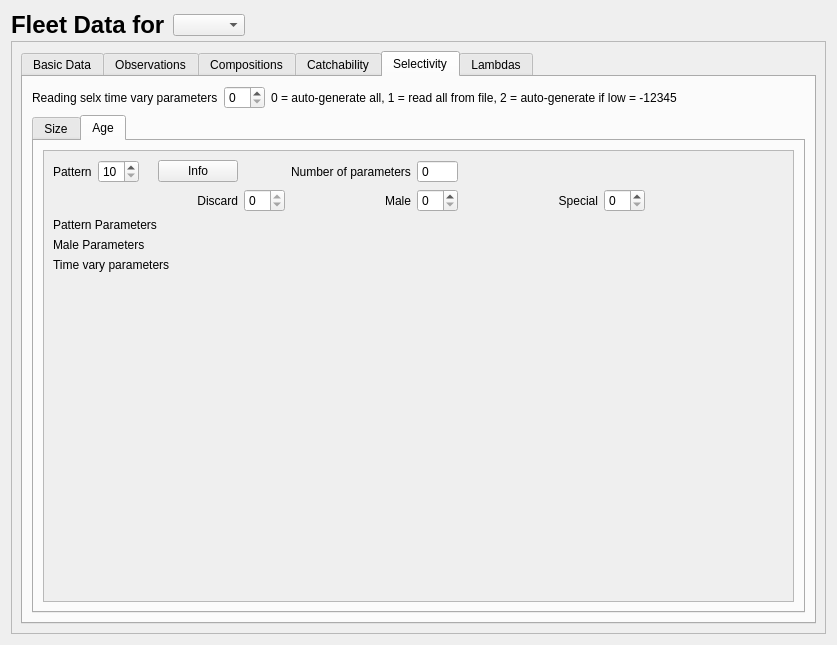
Old version of the form src/fleet_widget.ui in the repository nmfs-ost/ss3-ssi.
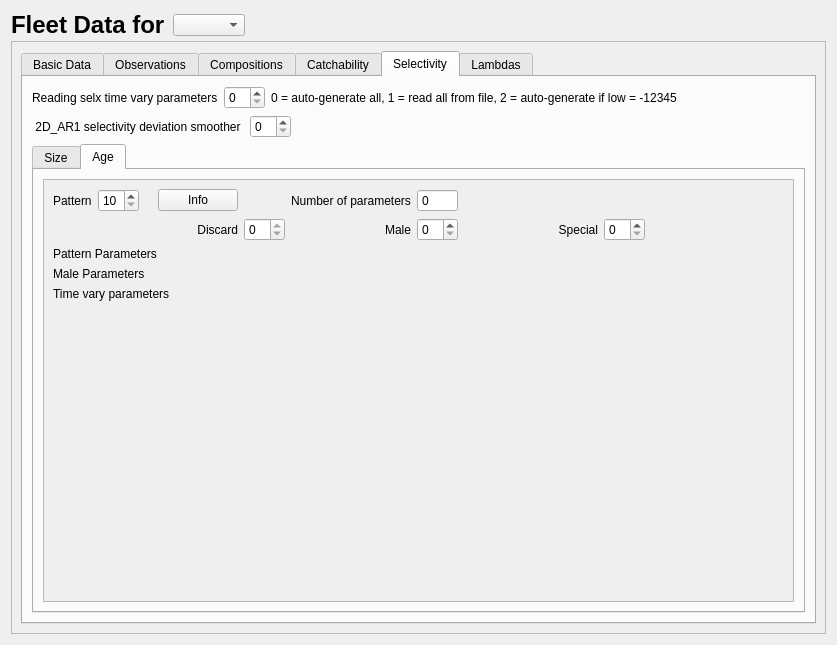
New version of the form. The open tabs and pages were chosen to show the change. Icons and pictures are not drawn.

The edit to the form file:
```diff
--- a/src/fleet_widget.ui
+++ b/src/fleet_widget.ui
@@ -1433,6 +1433,40 @@
             </item>
            </layout>
           </item>
+          <item>
+           <layout class="QHBoxLayout" name="horizontalLayout">
+            <item>
+             <widget class="QLabel" name="label_ar1">
+              <property name="text">
+               <string> 2D_AR1 selectivity deviation smoother </string>
+              </property>
+             </widget>
+            </item>
+            <item>
+             <widget class="QSpinBox" name="spinBox_ar1"/>
+            </item>
+            <item>
+             <widget class="QLabel" name="label_ar1_info">
+              <property name="text">
+               <string>    </string>
+              </property>
+             </widget>
+            </item>
+            <item>
+             <spacer name="horizontalSpacer_21">
+              <property name="orientation">
+               <enum>Qt::Horizontal</enum>
+              </property>
+              <property name="sizeHint" stdset="0">
+               <size>
+                <width>40</width>
+                <height>20</height>
+               </size>
+              </property>
+             </spacer>
+            </item>
+           </layout>
+          </item>
           <item>
            <widget class="QTabWidget" name="tabWidget_selex">
             <property name="currentIndex">
@@ -1686,8 +1720,8 @@
                   <rect>
                    <x>0</x>
                    <y>0</y>
-                   <width>733</width>
-                   <height>396</height>
+                   <width>578</width>
+                   <height>184</height>
                   </rect>
                  </property>
                  <layout class="QVBoxLayout" name="verticalLayout_18">
```
Left out of the diff: 6 changed lines with no effect on the pictures.
